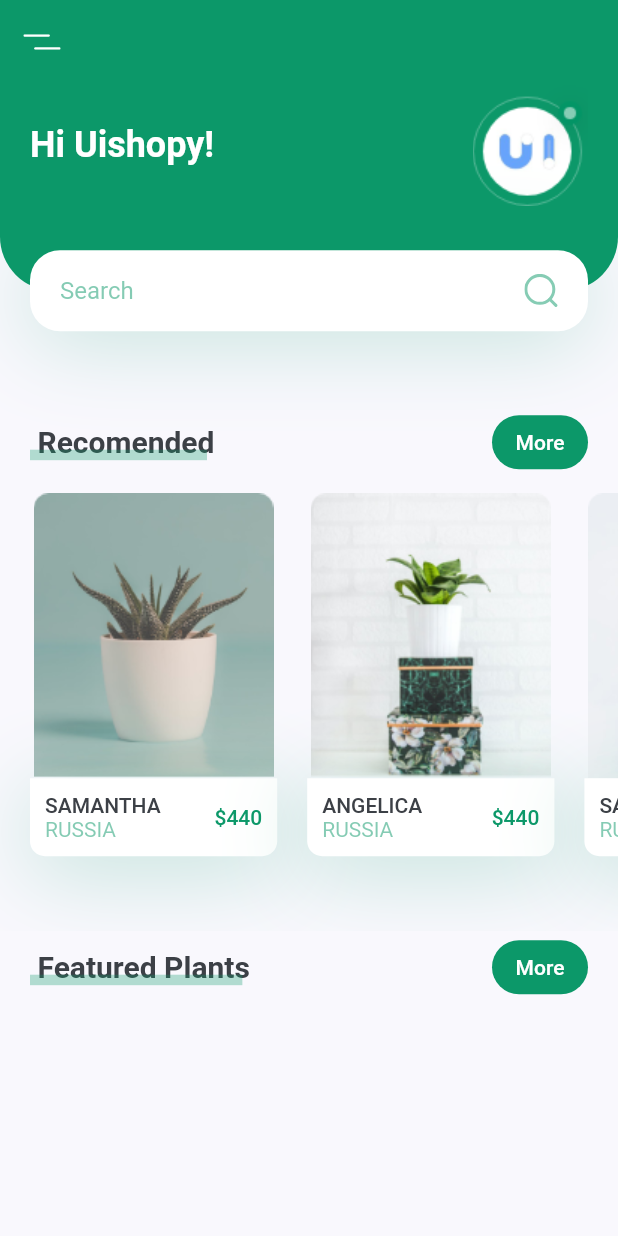
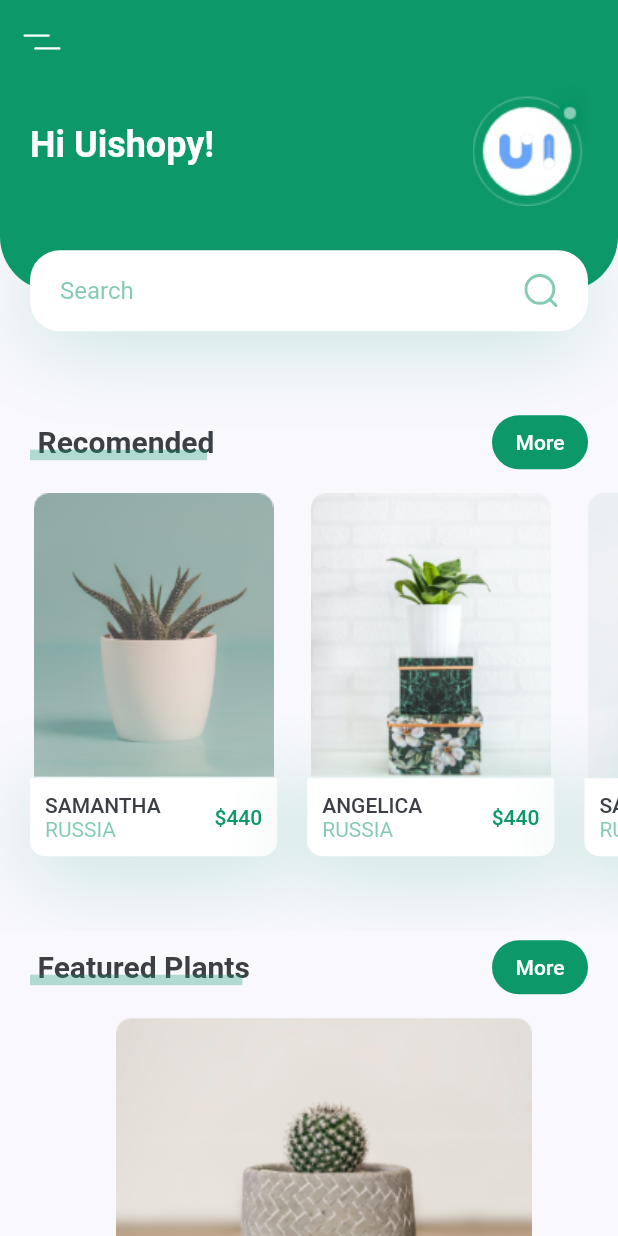
Before and after one commit to ten66/plant_app, a Flutter app: the screen it shows after launch, on a phone screen of 412 x 824 dp. Run offline on Flutter 3.47's test engine with Material 2 defaults, Android fonts, the phone set to English and light mode, and no system bars; our stand-ins replace flutter_svg.

```diff
--- a/lib/screens/home/components/body.dart
+++ b/lib/screens/home/components/body.dart
@@ -28,8 +28,46 @@ class Body extends StatelessWidget {
           // 全幅の40％をカバーする
           const RecomendsPlants(),
           TitleWithMoreBtn(title: 'Featured Plants', press: () {}),
+          FeaturePlantCard(
+            image: 'assets/images/bottom_img_1.png',
+            press: () {},
+          ),
         ],
       ),
     );
   }
 }
+
+class FeaturePlantCard extends StatelessWidget {
+  const FeaturePlantCard({
+    super.key,
+    required this.image,
+    required this.press,
+  });
+
+  final String image;
+  final void Function()? press;
+
+  @override
+  Widget build(BuildContext context) {
+    Size size = MediaQuery.of(context).size;
+    return GestureDetector(
+      onTap: press,
+      child: Container(
+        margin: const EdgeInsets.only(
+          left: kDefaultPadding,
+          top: kDefaultPadding / 2,
+          bottom: kDefaultPadding / 2,
+        ),
+        width: size.width * 0.8,
+        height: 185,
+        decoration: BoxDecoration(
+          borderRadius: BorderRadius.circular(10),
+          image: DecorationImage(
+            image: AssetImage(image),
+          ),
+        ),
+      ),
+    );
+  }
+}
```
